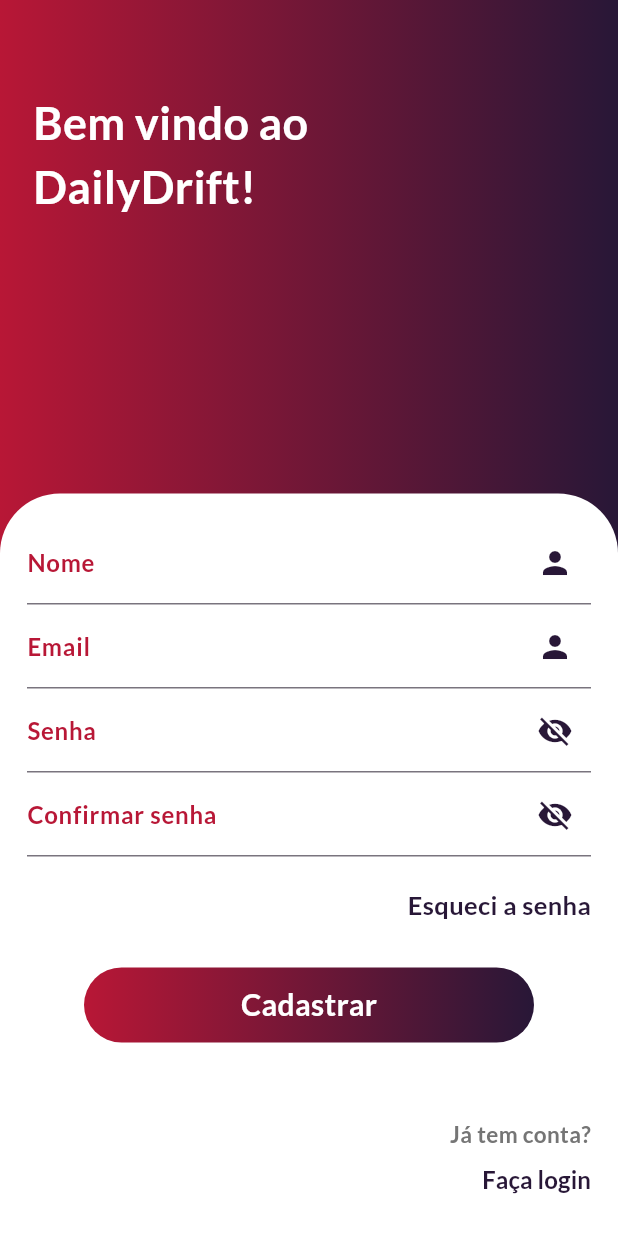
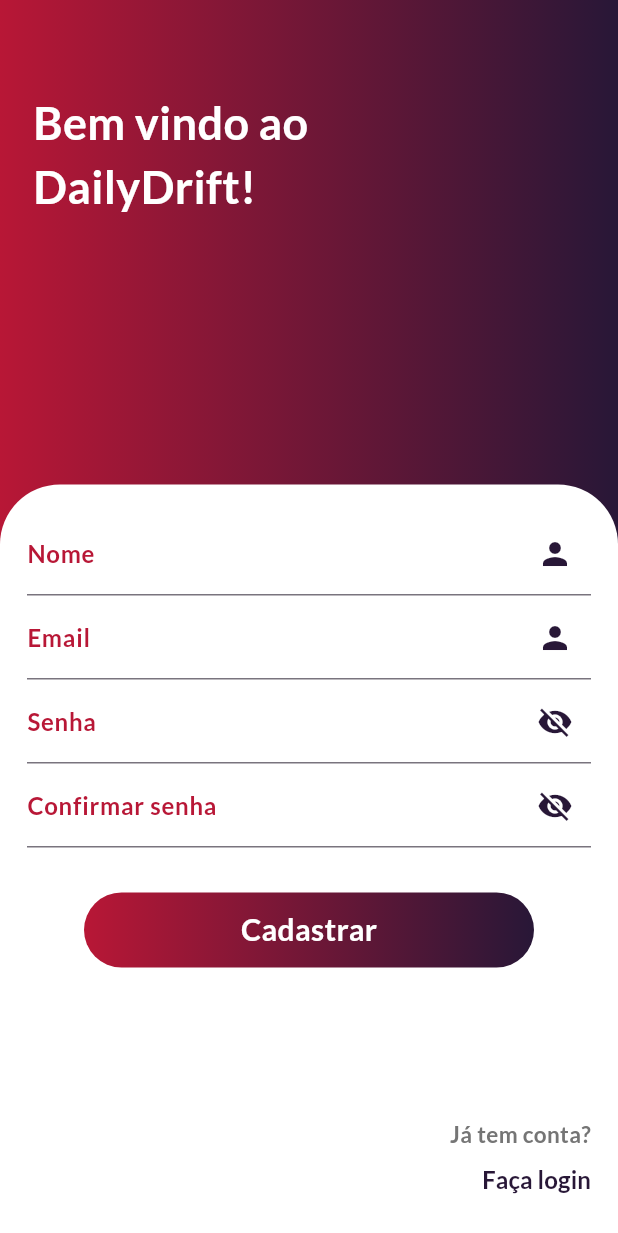
Before and after one commit to aalvesz/app_final_mobile, a Flutter app: the RegisterPage screen opened directly, on a phone screen of 412 x 824 dp. Shown: the top 1233 px of the screen. Run offline on Flutter 3.47's test engine with Material 3 defaults, Android fonts, the phone set to English and light mode, and no system bars; our stand-ins replace flutter_riverpod, font_awesome_flutter, google_fonts, sqflite; accounts and stored records are empty.

Commit message:
Update register.dart :lipstick:

```diff
--- a/lib/pages/register.dart
+++ b/lib/pages/register.dart
@@ -106,18 +106,6 @@
                         ),
                       ),
                     ),
-                    SizedBox(height: 20),
-                    Align(
-                      alignment: Alignment.centerRight,
-                      child: Text(
-                        'Esqueci a senha',
-                        style: TextStyle(
-                          fontSize: 17,
-                          fontWeight: FontWeight.bold,
-                          color: Color(0xff281737),
-                        ),
-                      ),
-                    ),
                     SizedBox(height: 30),
                     GestureDetector(
                       onTap: () {
@@ -149,7 +137,7 @@
                         ),
                       ),
                     ),
-                    SizedBox(height: 50),
+                    SizedBox(height: 100),
                     Align(
                       alignment: Alignment.bottomRight,
                       child: Text(
```
